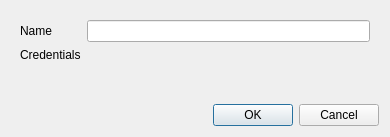
Old version of the form XYZHubConnector/gui/ui/edit_iml_token_dialog.ui in the repository heremaps/xyz-qgis-plugin.
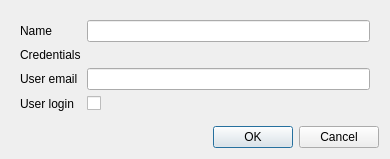
New version of the form. Custom widgets are drawn as their Qt base class.

Commit message: sso: update ui, ux for user login

```diff
--- a/XYZHubConnector/gui/ui/edit_iml_token_dialog.ui
+++ b/XYZHubConnector/gui/ui/edit_iml_token_dialog.ui
@@ -37,6 +37,30 @@
       <item row="1" column="1">
        <widget class="QgsFileWidget" name="mQgsFileWidget"/>
       </item>
+      <item row="3" column="0">
+       <widget class="QLabel" name="label_2">
+        <property name="text">
+         <string>User login</string>
+        </property>
+       </widget>
+      </item>
+      <item row="3" column="1">
+       <widget class="QCheckBox" name="checkBox_user_login">
+        <property name="text">
+         <string/>
+        </property>
+       </widget>
+      </item>
+      <item row="2" column="0">
+       <widget class="QLabel" name="label_email">
+        <property name="text">
+         <string>User email</string>
+        </property>
+       </widget>
+      </item>
+      <item row="2" column="1">
+       <widget class="QLineEdit" name="lineEdit_email"/>
+      </item>
      </layout>
     </widget>
    </item>
```
The commit also changes 4 other files.
